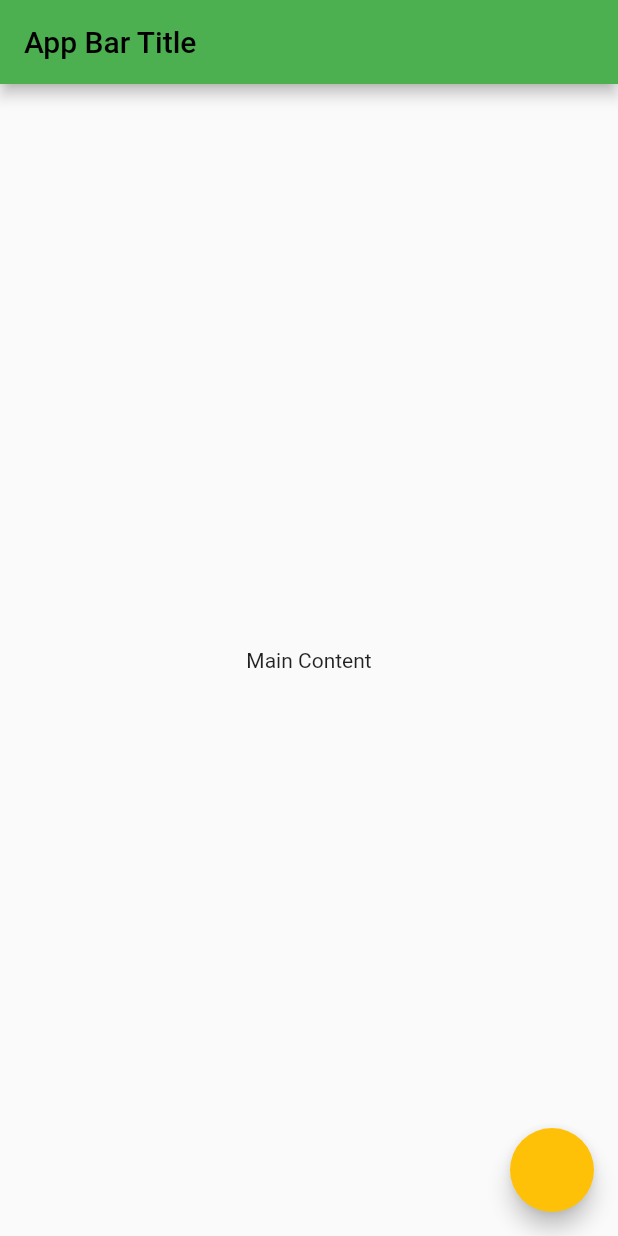
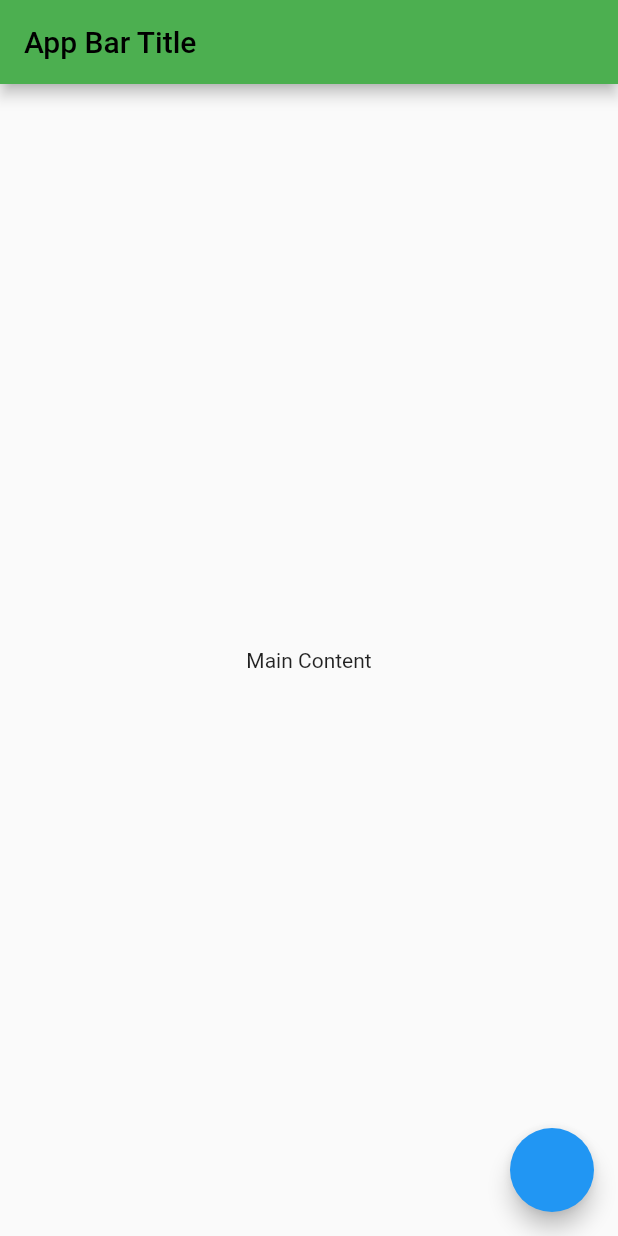
Before and after one commit to andrewchuev/flutter_boilerplate, a Flutter app: the screen it shows after launch, on a phone screen of 412 x 824 dp. Run offline on Flutter 3.47's test engine with Material 2 defaults, Android fonts, the phone set to English and light mode, and no system bars; our stand-ins replace adaptive_theme.

Commit message:
Code refactoring

```diff
--- a/lib/themes.dart
+++ b/lib/themes.dart
@@ -2,12 +2,8 @@ import 'package:flutter/material.dart';
 
 final kLightTheme = ThemeData.light().copyWith(
     brightness: Brightness.dark,
-    accentColor: Colors.amber,
-    primaryColor: Colors.black,
     appBarTheme: AppBarTheme(color: Colors.green));
 
 final kDarkTheme = ThemeData.dark().copyWith(
     brightness: Brightness.light,
-    accentColor: Colors.amber,
-    primaryColor: Colors.white,
     appBarTheme: AppBarTheme(color: Colors.black));
```
Also changed, not shown: pubspec.yaml (+2 -17 lines).
